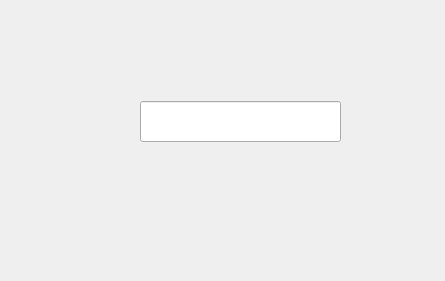
This is qdlglogin.ui in WangQuanLiu/WeCloud as Qt 5 draws it before an edit. The edited form follows.
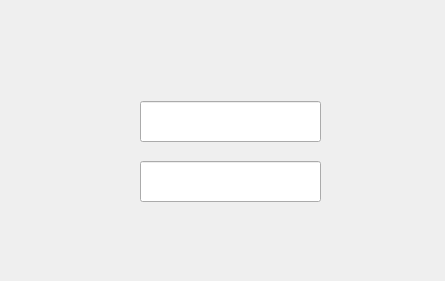
This is the edited form.

Patch:
```diff
--- a/qdlglogin.ui
+++ b/qdlglogin.ui
@@ -40,7 +40,7 @@
          <rect>
           <x>50</x>
           <y>20</y>
-          <width>301</width>
+          <width>281</width>
           <height>61</height>
          </rect>
         </property>
@@ -53,7 +53,30 @@
          <rect>
           <x>130</x>
           <y>30</y>
-          <width>201</width>
+          <width>181</width>
+          <height>41</height>
+         </rect>
+        </property>
+       </widget>
+       <widget class="QLabel" name="labelPasswordIcon">
+        <property name="geometry">
+         <rect>
+          <x>50</x>
+          <y>80</y>
+          <width>281</width>
+          <height>61</height>
+         </rect>
+        </property>
+        <property name="text">
+         <string/>
+        </property>
+       </widget>
+       <widget class="QLineEdit" name="LineEditPassword">
+        <property name="geometry">
+         <rect>
+          <x>130</x>
+          <y>90</y>
+          <width>181</width>
           <height>41</height>
          </rect>
         </property>
```
Left out of the diff: 2 changed lines with no effect on the pictures.
